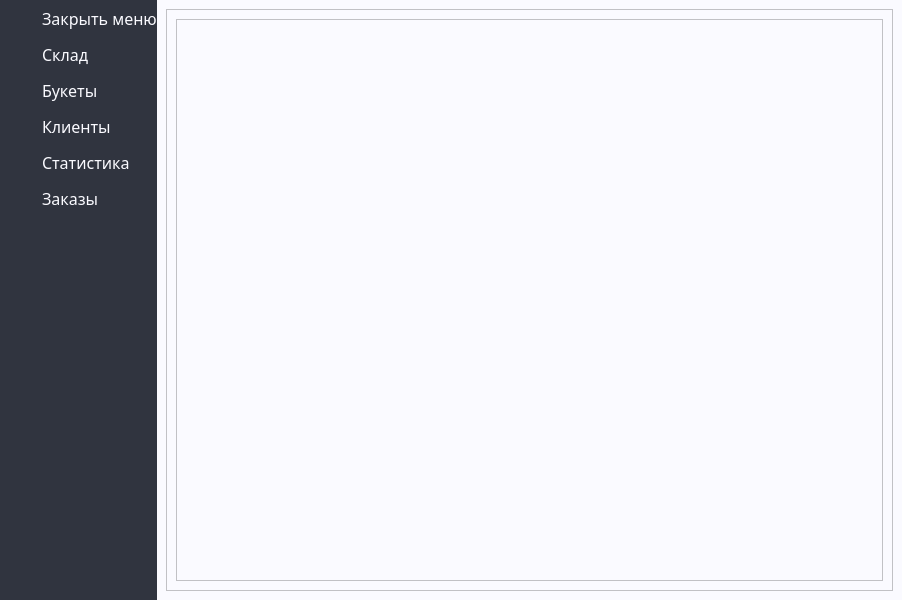
The window that Organiser/mainwindow.ui (et3rnalpain/Organiser) describes before a commit, drawn with Qt 5.
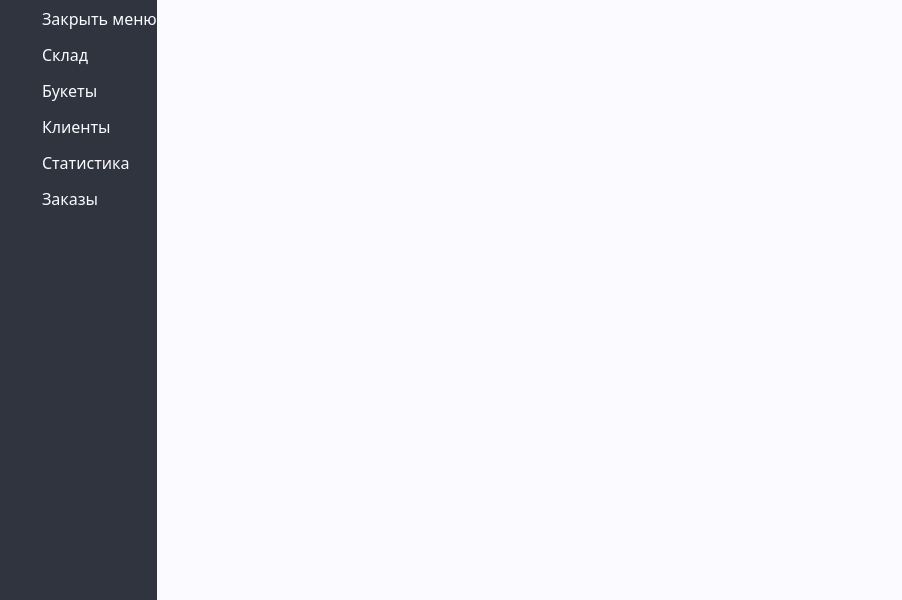
The same window after the commit. The open tabs and pages were chosen to show the change. Icons and pictures are not drawn.

Patch:
```diff
--- a/Organiser/mainwindow.ui
+++ b/Organiser/mainwindow.ui
@@ -1295,6 +1295,9 @@
           </layout>
          </widget>
          <widget class="QWidget" name="page_1">
+          <property name="styleSheet">
+           <string notr="true">border: none;</string>
+          </property>
           <layout class="QHBoxLayout" name="horizontalLayout_2">
            <item>
             <widget class="QScrollArea" name="scrollArea_2">
@@ -1306,8 +1309,8 @@
                <rect>
                 <x>0</x>
                 <y>0</y>
-                <width>59</width>
-                <height>32</height>
+                <width>706</width>
+                <height>582</height>
                </rect>
               </property>
               <layout class="QVBoxLayout" name="verticalLayout_8">
```
Left out of the diff: 20 changed lines with no effect on the pictures.
